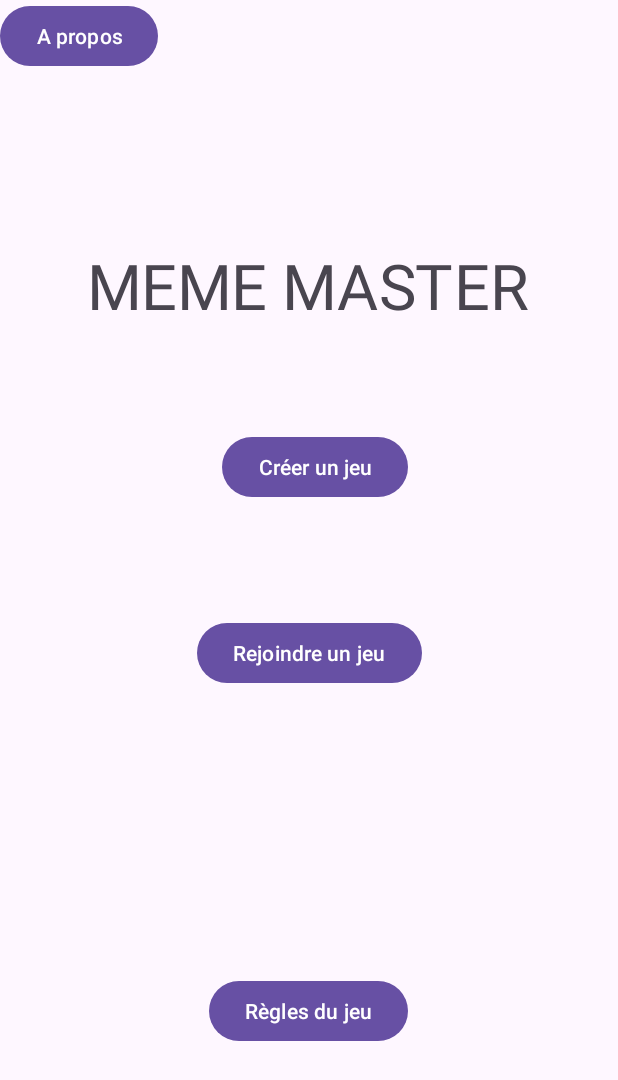
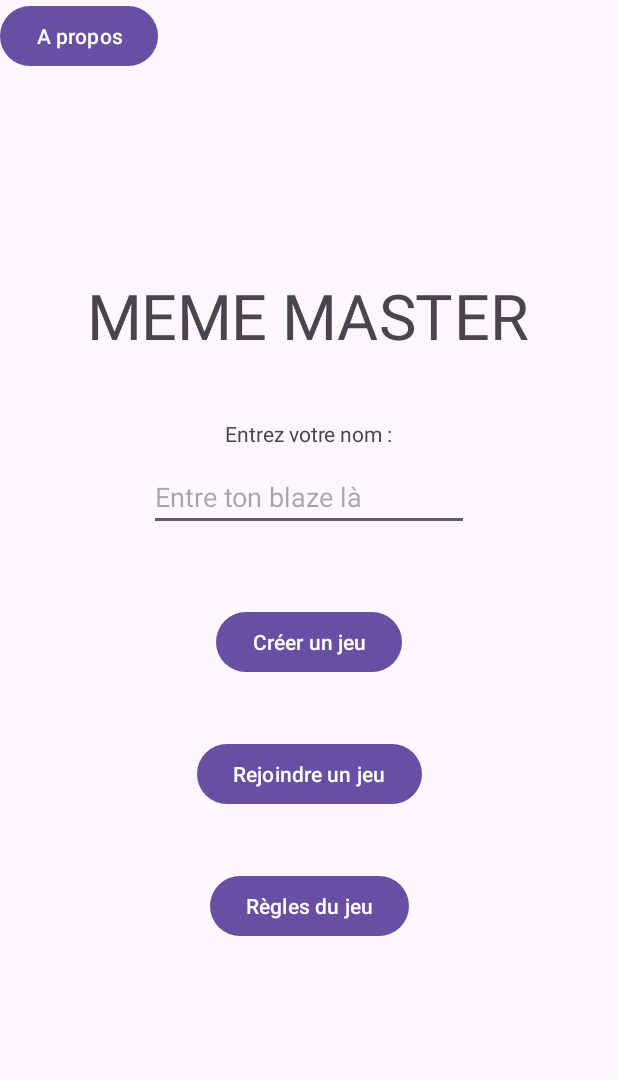
Before and after one commit to antoinevalat/MasterMeme, an Android app: the screen it shows after launch (MainActivity), on a phone screen of 412 x 824 dp. Shown: the top 1080 px of the screen. Run offline under Robolectric (Android 15) with nearby library versions, the phone set to English and light mode, and no system bars.

Commit message:
voici les changements attribués au projet.

```diff
--- a/app/src/main/AndroidManifest.xml
+++ b/app/src/main/AndroidManifest.xml
@@ -12,6 +12,9 @@
         android:supportsRtl="true"
         android:theme="@style/Theme.MasterMeme"
         tools:targetApi="31">
+        <activity
+            android:name=".APropos"
+            android:exported="false" />
         <activity
             android:name=".CreerJeu"
             android:exported="false" />
--- a/app/src/main/res/layout/activity_main.xml
+++ b/app/src/main/res/layout/activity_main.xml
@@ -11,46 +11,43 @@
         android:id="@+id/textView"
         android:layout_width="wrap_content"
         android:layout_height="wrap_content"
+        android:layout_marginTop="200dp"
         android:scaleX="3"
         android:scaleY="3"
         android:text="MEME MASTER"
-        app:layout_constraintBottom_toBottomOf="parent"
         app:layout_constraintEnd_toEndOf="parent"
         app:layout_constraintStart_toStartOf="parent"
-        app:layout_constraintTop_toTopOf="parent"
-        app:layout_constraintVertical_bias="0.224" />
+        app:layout_constraintTop_toTopOf="parent" />
 
     <Button
         android:id="@+id/button_creerjeu"
         android:layout_width="wrap_content"
         android:layout_height="wrap_content"
-        android:layout_marginTop="88dp"
+        android:layout_marginTop="50dp"
         android:text="Créer un jeu"
-        app:layout_constraintEnd_toEndOf="parent"
-        app:layout_constraintHorizontal_bias="0.513"
-        app:layout_constraintStart_toStartOf="parent"
-        app:layout_constraintTop_toBottomOf="@+id/textView" />
+        app:layout_constraintEnd_toEndOf="@+id/editEntrezNom"
+        app:layout_constraintStart_toStartOf="@+id/editEntrezNom"
+        app:layout_constraintTop_toBottomOf="@+id/editEntrezNom" />
 
     <Button
         android:id="@+id/button_rejoindre"
         android:layout_width="wrap_content"
         android:layout_height="wrap_content"
-        android:layout_marginTop="76dp"
+        android:layout_marginTop="40dp"
         android:text="Rejoindre un jeu"
-        app:layout_constraintEnd_toEndOf="parent"
-        app:layout_constraintStart_toStartOf="parent"
+        app:layout_constraintEnd_toEndOf="@+id/button_creerjeu"
+        app:layout_constraintStart_toStartOf="@+id/button_creerjeu"
         app:layout_constraintTop_toBottomOf="@+id/button_creerjeu" />
 
     <Button
         android:id="@+id/button_regles"
         android:layout_width="wrap_content"
-        android:layout_height="wrap_content"
-        android:layout_marginTop="64dp"
+        android:layout_height="48dp"
+        android:layout_marginTop="40dp"
         android:text="Règles du jeu"
-        app:layout_constraintBottom_toBottomOf="parent"
-        app:layout_constraintEnd_toEndOf="parent"
+        app:layout_constraintEnd_toEndOf="@+id/button_rejoindre"
         app:layout_constraintHorizontal_bias="0.498"
-        app:layout_constraintStart_toStartOf="parent"
+        app:layout_constraintStart_toStartOf="@+id/button_rejoindre"
         app:layout_constraintTop_toBottomOf="@+id/button_rejoindre" />
 
     <Button
@@ -61,4 +58,26 @@
         tools:layout_editor_absoluteX="289dp"
         tools:layout_editor_absoluteY="16dp" />
 
+    <EditText
+        android:id="@+id/editEntrezNom"
+        android:layout_width="wrap_content"
+        android:layout_height="wrap_content"
+        android:layout_marginTop="10dp"
+        android:ems="10"
+        android:hint="Entre ton blaze là"
+        android:inputType="text"
+        app:layout_constraintEnd_toEndOf="@+id/txtEntrezNom"
+        app:layout_constraintStart_toStartOf="@+id/txtEntrezNom"
+        app:layout_constraintTop_toBottomOf="@+id/txtEntrezNom" />
+
+    <TextView
+        android:id="@+id/txtEntrezNom"
+        android:layout_width="wrap_content"
+        android:layout_height="wrap_content"
+        android:layout_marginTop="60dp"
+        android:text="Entrez votre nom :"
+        app:layout_constraintEnd_toEndOf="@+id/textView"
+        app:layout_constraintStart_toStartOf="@+id/textView"
+        app:layout_constraintTop_toBottomOf="@+id/textView" />
+
 </androidx.constraintlayout.widget.ConstraintLayout>
```
Also changed, not shown: app/src/main/java/org/libreapps/mastermeme/APropos.java (added, +24 -0 lines), app/src/main/res/layout/activity_apropos.xml (added, +29 -0 lines), app/src/main/res/layout/activity_creer_jeu.xml (+11 -0 lines).
